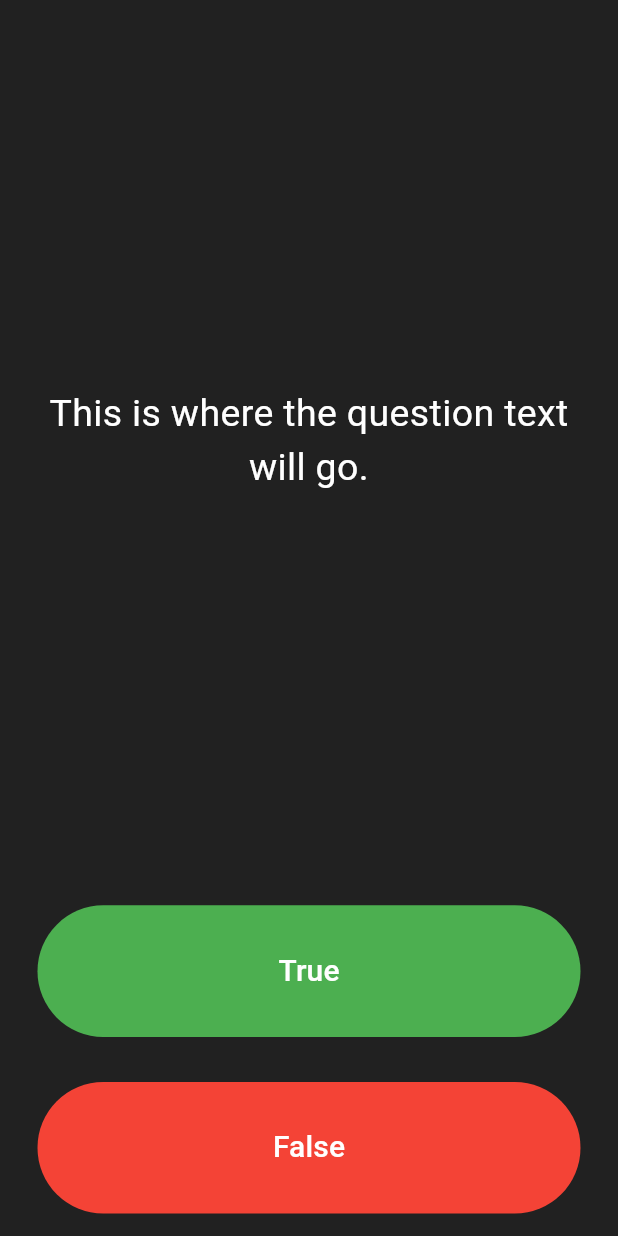
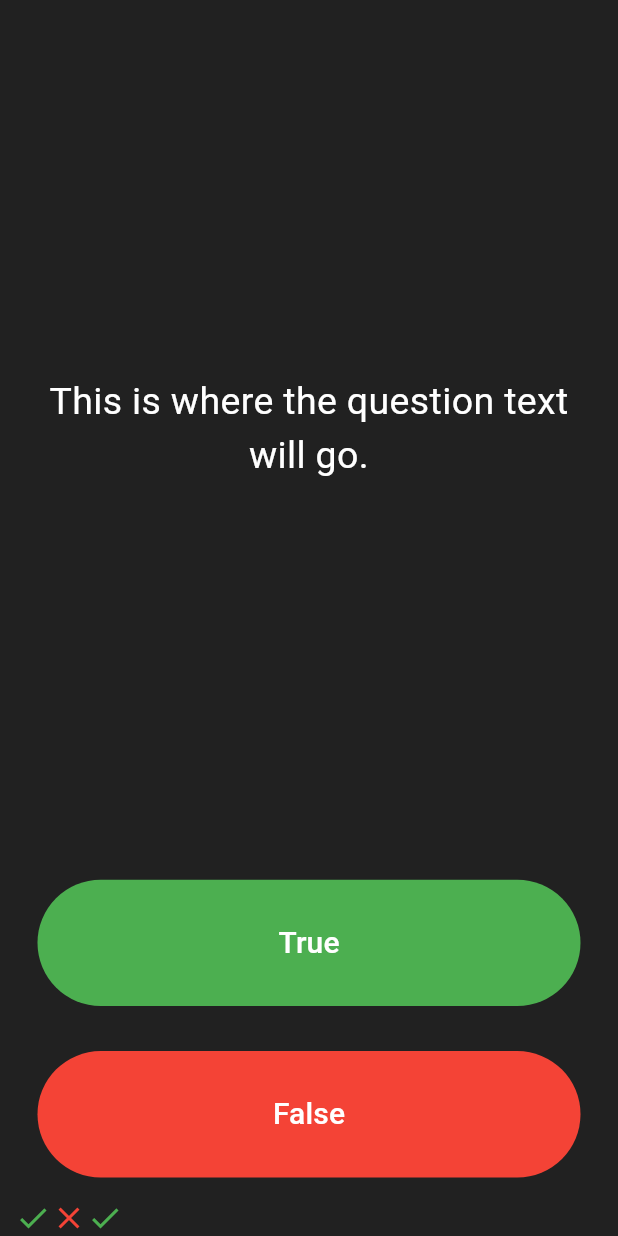
Before and after one commit to SadraAG84/Flutter_Course, a Flutter app: the screen it shows after launch, after a tap on "True", on a phone screen of 412 x 824 dp. Run offline on Flutter 3.47's test engine with Material 3 defaults, Android fonts, the phone set to English and light mode, and no system bars; our stand-ins replace assets_audio_player.

Commit message:
Add Score Keeper section_6(47)

```diff
--- a/quizzy/lib/main.dart
+++ b/quizzy/lib/main.dart
@@ -25,6 +25,17 @@ class QuizPage extends StatefulWidget {
 }
 
 class _QuizPageState extends State<QuizPage> {
+  List<Icon> scorekeeper = [
+    Icon(
+      Icons.check,
+      color: Colors.green,
+    ),
+    Icon(
+      Icons.close,
+      color: Colors.red,
+    )
+  ];
+
   @override
   Widget build(BuildContext context) {
     return Column(
@@ -52,10 +63,15 @@ class _QuizPageState extends State<QuizPage> {
             padding: EdgeInsets.all(15.0),
             child: TextButton(
                 style: ButtonStyle(
-                    backgroundColor: WidgetStatePropertyAll(Colors.green)
-                ),
+                    backgroundColor: WidgetStatePropertyAll(Colors.green)),
                 onPressed: () {
+                  setState(() {
                     print("True button pressed");
+                    scorekeeper.add(Icon(
+                      Icons.check,
+                      color: Colors.green,
+                    ));
+                  });
                 },
                 child: Text(
                   "True",
@@ -63,19 +79,22 @@ class _QuizPageState extends State<QuizPage> {
                     color: Colors.white,
                     fontSize: 20.0,
                   ),
-                )
-            ),
-          )
-          ),
+                )),
+          )),
           Expanded(
               child: Padding(
             padding: EdgeInsets.all(15.0),
             child: TextButton(
                 style: ButtonStyle(
-                      backgroundColor: WidgetStatePropertyAll(Colors.red)
-                    ),
+                    backgroundColor: WidgetStatePropertyAll(Colors.red)),
                 onPressed: () {
+                  setState(() {
                     print("False button pressed");
+                    scorekeeper.add(Icon(
+                      Icons.close,
+                      color: Colors.red,
+                    ));
+                  });
                 },
                 child: Text(
                   "False",
@@ -83,12 +102,9 @@ class _QuizPageState extends State<QuizPage> {
                     color: Colors.white,
                     fontSize: 20.0,
                   ),
-                    )
-                ),
-              )
-          )
-
-        ]
-    );
+                )),
+          )),
+          Row(children: scorekeeper)
+        ]);
   }
 }
```
Lines whose indentation alone changed are shown as unchanged.
